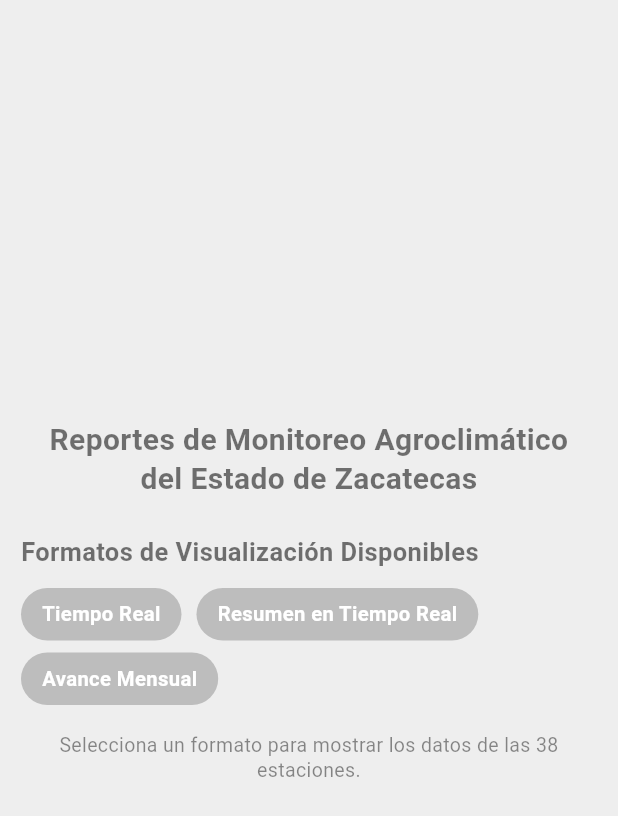
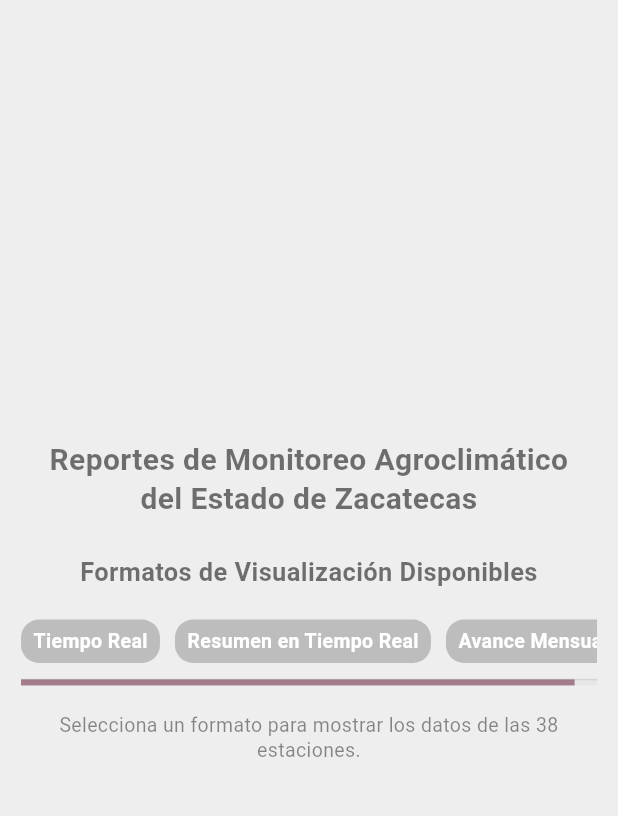
Before and after one commit to JoelSANQ/inifap, a Flutter app: the WeatherDashboard screen opened directly, on a phone screen of 412 x 824 dp. Shown: the top 816 px of the screen. Run offline on Flutter 3.47's test engine with Material 3 defaults, Android fonts, the phone set to English and light mode, and no system bars; our stand-ins replace flutter_local_notifications, flutter_map, latlong2, permission_handler, shared_preferences; accounts and stored records are empty; network calls fail.

Commit message:
improved responsive design with a small index

```diff
--- a/lib/report.dart
+++ b/lib/report.dart
@@ -6,16 +6,11 @@ import 'package:http/http.dart' as http;
 // ================== CONFIGURACIÓN DEL PROXY ==================
 const String _kUpstream = 'http://zacatecas.inifap.gob.mx/apiApp2.php';
 
-/// ✅ En Web: usa proxy (CORS)
-/// ✅ En Android/iOS/desktop: va directo al upstream
 String _buildProxyUrl({required int r}) {
   final upstream = '$_kUpstream?r=$r';
-
   if (kIsWeb) {
-    // Proxy local (ajusta host/puerto si usas otro)
     return 'http://localhost:8080/$upstream';
   }
-
   return upstream;
 }
 
@@ -27,6 +22,9 @@ class WeatherDashboard extends StatefulWidget {
 }
 
 class _WeatherDashboardState extends State<WeatherDashboard> {
+  // 👇 Controlador para la barra de scroll de los botones
+  final ScrollController _buttonScrollController = ScrollController();
+
   String? _currentMode; // '1' = Tiempo Real, '3' = Resumen TR, '4' = Avance Mensual
   bool _loading = false;
   String? _error;
@@ -54,8 +52,6 @@ class _WeatherDashboardState extends State<WeatherDashboard> {
 
       if (data is List && data.isNotEmpty) {
         final first = data.first;
-
-        // Caso 1: estructura con "Datos"/"datos" interna
         if (first is Map &&
             (first.containsKey('Datos') || first.containsKey('datos'))) {
           final root = Map<String, dynamic>.from(first);
@@ -68,7 +64,6 @@ class _WeatherDashboardState extends State<WeatherDashboard> {
             }
           }
         } else {
-          // Caso 2: lista plana de objetos
           for (final item in data) {
             if (item is Map) {
               rows.add(Map<String, dynamic>.from(item));
@@ -100,25 +95,21 @@ class _WeatherDashboardState extends State<WeatherDashboard> {
   // ================== TEXTOS POR MODO ==================
   String _modeTitle() {
     switch (_currentMode) {
-      case '1':
-        return 'Tiempo Real de las Estaciones';
-      case '3':
-        return 'Resumen en Tiempo Real de las Estaciones';
-      case '4':
-        return 'Reporte Mensual de las Estaciones';
-      default:
-        return '';
+      case '1': return 'Tiempo Real de las Estaciones';
+      case '3': return 'Resumen en Tiempo Real de las Estaciones';
+      case '4': return 'Reporte Mensual de las Estaciones';
+      default: return '';
     }
   }
 
   String _modeSubtitle() {
     switch (_currentMode) {
       case '1':
-        return 'Los datos corresponden a la hora más reciente reportada por cada estación.';
+        return '\nDesliza y toca el botón para ver datos. Los datos corresponden a la hora más reciente reportada por cada estación.';
       case '3':
-        return 'Valores desde las 00:00 hr hasta la hora reportada, para cada estación.';
+        return '\nDesliza y toca el botón para ver datos. Valores desde las 00:00 hr hasta la hora reportada, para cada estación.';
       case '4':
-        return 'Valores acumulados y promedios del mes actual para cada estación.';
+        return '\nDesliza y toca el botón para ver datos. Valores acumulados y promedios del mes actual para cada estación.';
       default:
         return 'Selecciona un formato para mostrar los datos de las 38 estaciones.';
     }
@@ -130,8 +121,10 @@ class _WeatherDashboardState extends State<WeatherDashboard> {
     final size = MediaQuery.of(context).size;
     final width = size.width;
 
-    // 👇 Ancho de pantalla y tamaño de fuente responsive para el subtítulo
-    final double subtitleFontSize = width < 380 ? 11.0 : 13.0;
+    // Adaptabilidad de fuentes
+    final double titleFontSize = (width * 0.05).clamp(16.0, 20.0);
+    final double sectionHeaderFontSize = (width * 0.045).clamp(14.0, 17.0);
+    final double subtitleFontSize = (width * 0.035).clamp(11.0, 13.0);
     final bool isMobile = width < 600;
 
     return Scaffold(
@@ -140,8 +133,6 @@ class _WeatherDashboardState extends State<WeatherDashboard> {
         child: LayoutBuilder(
           builder: (context, constraints) {
             final maxWidth = constraints.maxWidth;
-
-            // 📌 En pantallas grandes, centramos el contenido y limitamos el ancho
             final double contentMaxWidth = maxWidth > 1100 ? 1100 : maxWidth;
 
             return Center(
@@ -157,13 +148,12 @@ class _WeatherDashboardState extends State<WeatherDashboard> {
                       crossAxisAlignment: CrossAxisAlignment.start,
                       children: [
                         // Título
-                        const Center(
+                        Center(
                           child: Text(
-                            'Reportes de Monitoreo Agroclimático\n'
-                            'del Estado de Zacatecas',
+                            'Reportes de Monitoreo Agroclimático\ndel Estado de Zacatecas',
                             textAlign: TextAlign.center,
                             style: TextStyle(
-                              fontSize: 20,
+                              fontSize: titleFontSize,
                               fontWeight: FontWeight.bold,
                               color: Colors.black54,
                               height: 1.3,
@@ -172,43 +162,58 @@ class _WeatherDashboardState extends State<WeatherDashboard> {
                         ),
                         const SizedBox(height: 24),
 
-                        // Formatos / modos disponibles
-                        const Text(
+                        // Formatos de Visualización
+                        Center(
+                          child: Text(
                             'Formatos de Visualización Disponibles',
+                            textAlign: TextAlign.center,
                             style: TextStyle(
-                            fontSize: 17,
+                              fontSize: sectionHeaderFontSize,
                               fontWeight: FontWeight.bold,
                               color: Colors.black54,
                             ),
                           ),
+                        ),
                         const SizedBox(height: 12),
 
-                        // 👇 SECCIÓN DE BOTONES RESPONSIVA
-                        Align(
-                          alignment: Alignment.centerLeft,
-                          child: Wrap(
-                            spacing: 10,
-                            runSpacing: 8,
-                            alignment: isMobile
-                                ? WrapAlignment.start
-                                : WrapAlignment.center,
+                        // 👇 SECCIÓN DE BOTONES CON BARRA DE SCROLL
+                        Theme(
+                          data: Theme.of(context).copyWith(
+                            scrollbarTheme: ScrollbarThemeData(
+                              thumbColor: WidgetStateProperty.all(const Color.fromARGB(255, 97, 18, 50).withOpacity(0.5)),
+                            )
+                          ),
+                          child: Scrollbar(
+                            controller: _buttonScrollController,
+                            thumbVisibility: true,
+                            trackVisibility: true,
+                            child: SingleChildScrollView(
+                              controller: _buttonScrollController,
+                              scrollDirection: Axis.horizontal,
+                              padding: const EdgeInsets.only(bottom: 15, top: 8),
+                              child: Row(
+                                mainAxisAlignment: MainAxisAlignment.start,
                                 children: [
                                   _GreenModeButton(
                                     text: 'Tiempo Real',
                                     active: _currentMode == '1',
                                     onTap: () => _fetchForMode(1),
                                   ),
+                                  const SizedBox(width: 10),
                                   _GreenModeButton(
                                     text: 'Resumen en Tiempo Real',
                                     active: _currentMode == '3',
                                     onTap: () => _fetchForMode(3),
                                   ),
+                                  const SizedBox(width: 10),
                                   _GreenModeButton(
                                     text: 'Avance Mensual',
                                     active: _currentMode == '4',
                                     onTap: () => _fetchForMode(4),
                                   ),
                                 ],
+                              ),
+                            ),
                           ),
                         ),
 
@@ -220,14 +225,14 @@ class _WeatherDashboardState extends State<WeatherDashboard> {
                             textAlign: TextAlign.center,
                             style: TextStyle(
                               color: Colors.black45,
-                              fontSize: subtitleFontSize, // 👈 tamaño adaptativo
+                              fontSize: subtitleFontSize,
                               height: 1.3,
                             ),
                           ),
                         ),
                         const SizedBox(height: 22),
 
-                        // Contenido: loader / error / tabla
+                        // Contenido
                         if (_loading)
                           const Center(
                             child: Padding(
@@ -243,10 +248,7 @@ class _WeatherDashboardState extends State<WeatherDashboard> {
                               padding: const EdgeInsets.all(8.0),
                               child: Text(
                                 _error!,
-                                style: const TextStyle(
-                                  color: Colors.redAccent,
-                                  fontSize: 14,
-                                ),
+                                style: const TextStyle(color: Colors.redAccent, fontSize: 14),
                                 textAlign: TextAlign.center,
                               ),
                             ),
@@ -285,6 +287,13 @@ class _GreenModeButton extends StatelessWidget {
 
   @override
   Widget build(BuildContext context) {
+    final double width = MediaQuery.of(context).size.width;
+
+    // Ajuste dinámico de escala
+    final double dynamicFontSize = (width * 0.032).clamp(9.5, 13.0);
+    final double horizontalPadding = (width * 0.02).clamp(6.0, 14.0);
+    final double verticalPadding = (width * 0.012).clamp(4.0, 8.0);
+
     final bg = active
         ? const Color.fromARGB(255, 97, 18, 50)
         : Colors.grey.shade400;
@@ -292,17 +301,21 @@ class _GreenModeButton extends StatelessWidget {
     return GestureDetector(
       onTap: onTap,
       child: Container(
-        padding: const EdgeInsets.symmetric(horizontal: 14, vertical: 8),
+        padding: EdgeInsets.symmetric(
+          horizontal: horizontalPadding,
+          vertical: verticalPadding,
+        ),
         decoration: BoxDecoration(
           color: bg,
-          borderRadius: BorderRadius.circular(18),
+          borderRadius: BorderRadius.circular(12),
         ),
         child: Text(
           text,
-          style: const TextStyle(
+          textAlign: TextAlign.center,
+          style: TextStyle(
             color: Colors.white,
             fontWeight: FontWeight.w600,
-            fontSize: 13.5,
+            fontSize: dynamicFontSize,
           ),
         ),
       ),
@@ -315,24 +328,17 @@ class _ModeTable extends StatelessWidget {
   final String title;
   final List<Map<String, dynamic>> rows;
 
-  const _ModeTable({
-    required this.title,
-    required this.rows,
-  });
+  const _ModeTable({required this.title, required this.rows});
 
   @override
   Widget build(BuildContext context) {
     if (rows.isEmpty) return const SizedBox.shrink();
-
     final columns = rows.first.keys.toList();
     final width = MediaQuery.of(context).size.width;
 
-    // Espaciado adaptable: más compacto en pantallas pequeñas
     final bool isNarrow = width < 800;
     final columnSpacing = isNarrow ? 18.0 : 32.0;
     final horizontalMargin = isNarrow ? 8.0 : 14.0;
-
-    // Ancho máximo por celda también se adapta
     final double maxCellWidth = isNarrow ? 140 : 220;
 
     return Column(
@@ -349,53 +355,31 @@ class _ModeTable extends StatelessWidget {
           ),
           const SizedBox(height: 12),
         ],
-        // La tabla usa el ancho disponible; si se pasa, se hace scroll horizontal.
         SingleChildScrollView(
           scrollDirection: Axis.horizontal,
           child: DataTable(
-            headingRowColor: WidgetStateProperty.all(
-              const Color.fromARGB(255, 97, 18, 50),
-            ),
-            headingTextStyle: const TextStyle(
-              color: Color.fromARGB(255, 255, 255, 255),
-              fontWeight: FontWeight.bold,
-            ),
+            headingRowColor: WidgetStateProperty.all(const Color.fromARGB(255, 97, 18, 50)),
+            headingTextStyle: const TextStyle(color: Colors.white, fontWeight: FontWeight.bold),
             dataRowColor: WidgetStateProperty.all(Colors.white),
             border: TableBorder.all(color: Colors.black26, width: 0.4),
             columnSpacing: columnSpacing,
             horizontalMargin: horizontalMargin,
             columns: columns
-                .map(
-                  (c) => DataColumn(
-                    label: Text(
-                      c,
-                      style: const TextStyle(fontSize: 13),
-                    ),
-                  ),
-                )
+                .map((c) => DataColumn(label: Text(c, style: const TextStyle(fontSize: 13))))
                 .toList(),
             rows: rows
-                .map(
-                  (r) => DataRow(
-                    cells: columns
-                        .map(
-                          (c) => DataCell(
+                .map((r) => DataRow(
+                  cells: columns.map((c) => DataCell(
                     ConstrainedBox(
-                              constraints: BoxConstraints(
-                                minWidth: 40,
-                                maxWidth: maxCellWidth,
-                              ),
+                      constraints: BoxConstraints(minWidth: 40, maxWidth: maxCellWidth),
                       child: Text(
                         (r[c] ?? '—').toString(),
                         style: const TextStyle(fontSize: 12.5),
                         overflow: TextOverflow.ellipsis,
                       ),
                     ),
-                          ),
-                        )
-                        .toList(),
-                  ),
-                )
+                  )).toList(),
+                ))
                 .toList(),
           ),
         ),
--- a/lib/station_history.dart
+++ b/lib/station_history.dart
@@ -7,6 +7,7 @@ import 'package:flutter/foundation.dart'; // ✅ kIsWeb
 import 'package:http/http.dart' as http;
 import 'data/Stations.dart';
 import 'bin/generate_offline.dart';
+import 'indice.dart';
 /// ====== PALETA ======
 const kBurgundy = Color.fromARGB(255, 102, 6, 6);      // principal
 const kBurgundyDark = Color.fromARGB(255, 97, 18, 50);  // cards oscuras
@@ -451,7 +452,12 @@ class _StationHistoryPageState extends State<StationHistoryPage> {
                   barColor: kWarmAccent,
                 ),
               ),
+
+// 👇 AQUÍ AGREGAMOS EL ÍNDICE
+              const ChartLegend(),
+
               const SizedBox(height: 16),
+
 
               // Ficha del día
               if (selected != null) _DayDetailCard(day: selected),
```
Also changed, not shown: lib/indice.dart (added, +67 -0 lines), 17 other files. Lines whose indentation alone changed are shown as unchanged.
